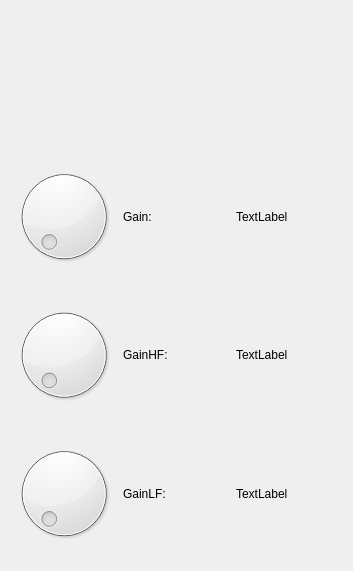
Old version of the form form/occlusionfilterpanel.ui in the repository Achestnuts/3D_audio.
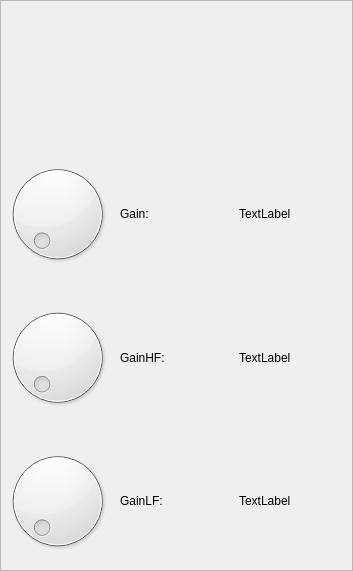
New version of the form. Custom widgets are drawn as their Qt base class.

Diff of the .ui file:
```diff
--- a/form/occlusionfilterpanel.ui
+++ b/form/occlusionfilterpanel.ui
@@ -14,25 +14,50 @@
    <string>Form</string>
   </property>
   <layout class="QGridLayout" name="gridLayout">
-   <item row="2" column="1">
-    <widget class="QLabel" name="label">
-     <property name="text">
-      <string>GainHF:</string>
-     </property>
-    </widget>
-   </item>
-   <item row="3" column="1">
-    <widget class="QLabel" name="label_3">
-     <property name="text">
-      <string>GainLF:</string>
-     </property>
-    </widget>
-   </item>
-   <item row="2" column="0">
-    <widget class="QDial" name="knobGainHF"/>
-   </item>
-   <item row="3" column="0">
-    <widget class="QDial" name="knobGainLF"/>
+   <property name="leftMargin">
+    <number>0</number>
+   </property>
+   <property name="topMargin">
+    <number>0</number>
+   </property>
+   <property name="rightMargin">
+    <number>0</number>
+   </property>
+   <property name="bottomMargin">
+    <number>0</number>
+   </property>
+   <property name="spacing">
+    <number>0</number>
+   </property>
+   <item row="0" column="0">
+    <widget class="QScrollArea" name="scrollArea">
+     <property name="widgetResizable">
+      <bool>true</bool>
+     </property>
+     <widget class="QWidget" name="scrollAreaWidgetContents">
+      <property name="geometry">
+       <rect>
+        <x>0</x>
+        <y>0</y>
+        <width>351</width>
+        <height>569</height>
+       </rect>
+      </property>
+      <layout class="QGridLayout" name="gridLayout_2">
+       <property name="leftMargin">
+        <number>0</number>
+       </property>
+       <property name="topMargin">
+        <number>0</number>
+       </property>
+       <property name="rightMargin">
+        <number>0</number>
+       </property>
+       <property name="bottomMargin">
+        <number>0</number>
+       </property>
+       <item row="0" column="0" colspan="3">
+        <widget class="WaveformWidget" name="waveformWidget" native="true"/>
    </item>
    <item row="1" column="0">
     <widget class="QDial" name="knobGain"/>
@@ -51,8 +76,15 @@
      </property>
     </widget>
    </item>
-   <item row="0" column="0" colspan="3">
-    <widget class="WaveformWidget" name="waveformWidget" native="true"/>
+       <item row="2" column="0">
+        <widget class="QDial" name="knobGainHF"/>
+       </item>
+       <item row="2" column="1">
+        <widget class="QLabel" name="label">
+         <property name="text">
+          <string>GainHF:</string>
+         </property>
+        </widget>
    </item>
    <item row="2" column="2">
     <widget class="QLabel" name="labelGainHF">
@@ -61,11 +93,25 @@
      </property>
     </widget>
    </item>
+       <item row="3" column="0">
+        <widget class="QDial" name="knobGainLF"/>
+       </item>
+       <item row="3" column="1">
+        <widget class="QLabel" name="label_3">
+         <property name="text">
+          <string>GainLF:</string>
+         </property>
+        </widget>
+       </item>
    <item row="3" column="2">
     <widget class="QLabel" name="labelGainLF">
      <property name="text">
       <string>TextLabel</string>
      </property>
+        </widget>
+       </item>
+      </layout>
+     </widget>
     </widget>
    </item>
   </layout>
```
Lines whose indentation alone changed are shown as unchanged.
